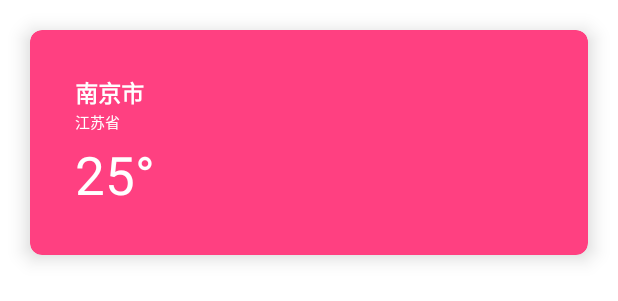
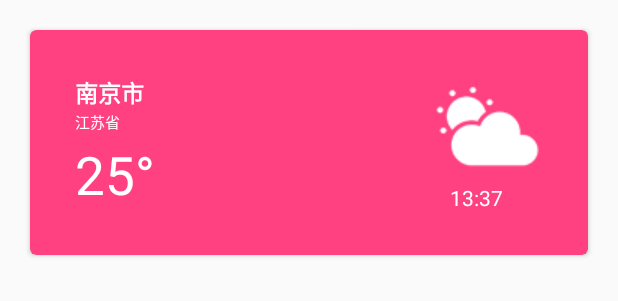
Before and after one commit to hiyangyue/LiteWeather, an Android app: the layout adapter_lite.xml on its own in the app's theme, with its tools: preview values and no code run, on a phone screen of 412 x 824 dp. Shown: the top 301 px of the screen. Run offline under Robolectric (Android 15) with nearby library versions, the phone set to English and light mode, and no system bars.

Commit message:
OP : lite_adapter.

```diff
--- a/app/build.gradle
+++ b/app/build.gradle
@@ -21,7 +21,6 @@ android {
 
 dependencies {
     compile fileTree(dir: 'libs', include: ['*.jar'])
-    testCompile 'junit:junit:4.12'
     compile 'com.android.support:appcompat-v7:23.2.0'
     compile 'io.reactivex:rxandroid:1.1.0'
     compile 'io.reactivex:rxjava:1.1.0'
@@ -32,7 +31,7 @@ dependencies {
     compile 'com.squareup.okio:okio:1.6.0'
     compile 'com.jakewharton:butterknife:7.0.1'
     compile 'com.android.support:design:23.2.0'
-    compile 'com.android.support:cardview-v7:23.1.0'
+    compile 'com.android.support:cardview-v7:23.2.0'
 //    compile 'io.realm:realm-android:0.72.0'
 
 }
--- a/app/src/main/AndroidManifest.xml
+++ b/app/src/main/AndroidManifest.xml
@@ -9,11 +9,11 @@
         android:icon="@mipmap/ic_launcher"
         android:label="@string/app_name"
         android:supportsRtl="true"
-        android:theme="@style/AppTheme">
+        android:theme="@style/BaseMaterial">
         <activity
             android:name=".ui.actvity.MainActivity"
             android:label="@string/app_name"
-            android:theme="@style/AppTheme">
+            android:theme="@style/BaseMaterial">
 
             <intent-filter>
                 <action android:name="android.intent.action.MAIN" />
--- a/app/src/main/res/layout/adapter_lite.xml
+++ b/app/src/main/res/layout/adapter_lite.xml
@@ -1,20 +1,19 @@
-<?xml version="1.0" encoding="utf-8"?>
 <android.support.v7.widget.CardView
     android:layout_width="match_parent"
-    android:layout_height="150dp"
+    android:layout_height="wrap_content"
     xmlns:app="http://schemas.android.com/apk/res-auto"
     android:layout_marginLeft="20dp"
     android:layout_marginRight="20dp"
     android:layout_marginTop="20dp"
     android:layout_marginBottom="20dp"
     app:cardBackgroundColor="@color/colorAccent"
-    app:cardCornerRadius="8dp"
-    app:cardElevation="8dp"
+    app:cardCornerRadius="4dp"
+    app:cardElevation="2dp"
     xmlns:android="http://schemas.android.com/apk/res/android">
 
     <RelativeLayout
         android:layout_width="match_parent"
-        android:layout_height="match_parent">
+        android:layout_height="150dp">
 
         <TextView
             android:text="南京市"
@@ -54,6 +53,25 @@
             android:layout_width="wrap_content"
             android:layout_height="wrap_content" />
 
+        <ImageView
+            android:id="@+id/iv_temp"
+            android:src="@drawable/icon_cloudy"
+            android:layout_alignParentRight="true"
+            android:layout_marginEnd="@dimen/cardview_margin"
+            android:layout_marginTop="@dimen/cardview_margin"
+            android:layout_width="wrap_content"
+            android:layout_height="wrap_content" />
+
+        <TextView
+            android:id="@+id/iv_time"
+            android:layout_below="@+id/iv_temp"
+            android:text="13:37"
+            android:layout_alignParentRight="true"
+            android:layout_marginLeft="10dp"
+            android:layout_alignStart="@+id/iv_temp"
+            android:layout_width="wrap_content"
+            android:layout_height="wrap_content" />
+
 
     </RelativeLayout>
 
--- a/app/src/main/res/values/styles.xml
+++ b/app/src/main/res/values/styles.xml
@@ -8,7 +8,7 @@
         <item name="colorPrimary">@color/colorPrimary</item>
         <item name="colorPrimaryDark">@color/colorPrimaryDark</item>
         <item name="colorAccent">@color/colorAccent</item>
-        <item name="android:windowBackground">@color/white</item>
+        <!--<item name="android:windowBackground">@color/white</item>-->
         <item name="android:textColor">@color/white</item>
     </style>
 
```
